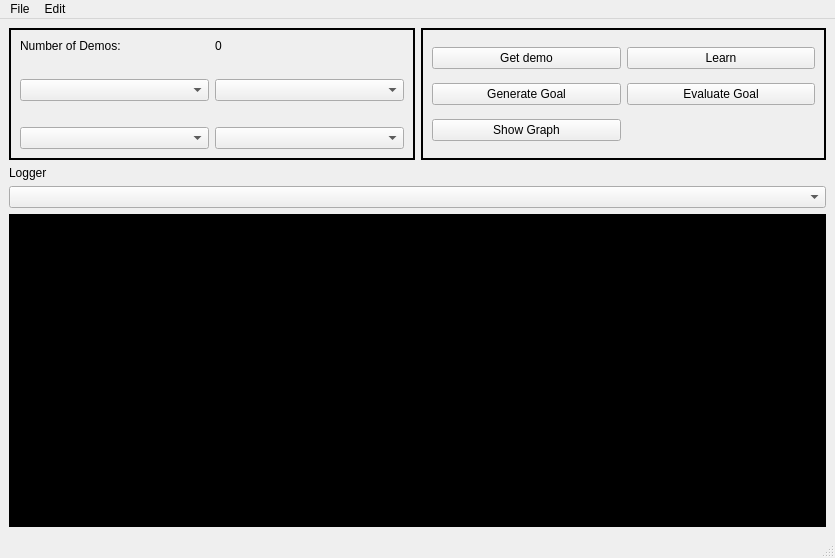
This is srp_md/src/srp_md/ui/pyqt_format.ui in fnivek/srp_md as Qt 5 draws it before an edit. The edited form follows.
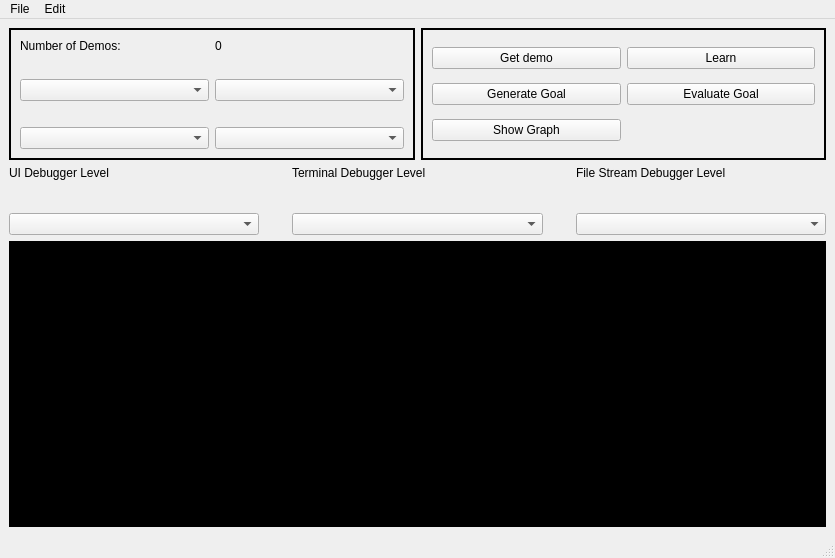
This is the edited form.

Commit message: LOG: Add two other combo boxes for debugger level to UI

```diff
--- a/srp_md/src/srp_md/ui/pyqt_format.ui
+++ b/srp_md/src/srp_md/ui/pyqt_format.ui
@@ -153,16 +153,55 @@
      </widget>
     </item>
     <item row="1" column="0" colspan="2">
-     <layout class="QVBoxLayout" name="loggerLayout" stretch="0,0,0">
+     <layout class="QVBoxLayout" name="loggerLayout" stretch="0,0">
       <item>
-       <widget class="QLabel" name="loggerLabel">
-        <property name="text">
-         <string>Logger</string>
+       <layout class="QHBoxLayout" name="horizontalLayout">
+        <property name="spacing">
+         <number>33</number>
         </property>
-       </widget>
-      </item>
-      <item>
-       <widget class="QComboBox" name="guiLogFormatComboBox"/>
+        <item>
+         <layout class="QVBoxLayout" name="verticalLayout">
+          <item>
+           <widget class="QLabel" name="label">
+            <property name="text">
+             <string>UI Debugger Level</string>
+            </property>
+           </widget>
+          </item>
+          <item>
+           <widget class="QComboBox" name="guiLogFormatComboBox"/>
+          </item>
+         </layout>
+        </item>
+        <item>
+         <layout class="QVBoxLayout" name="verticalLayout_4">
+          <item>
+           <widget class="QLabel" name="label_2">
+            <property name="text">
+             <string>Terminal Debugger Level</string>
+            </property>
+           </widget>
+          </item>
+          <item>
+           <widget class="QComboBox" name="terminalLogFormatComboBox"/>
+          </item>
+         </layout>
+        </item>
+        <item>
+         <layout class="QVBoxLayout" name="verticalLayout_3">
+          <item>
+           <widget class="QLabel" name="label_3">
+            <property name="text">
+             <string>File Stream Debugger Level</string>
+            </property>
+           </widget>
+          </item>
+          <item>
+           <widget class="QComboBox" name="fileLogFormatComboBox"/>
+          </item>
+         </layout>
+        </item>
+       </layout>
       </item>
       <item>
        <widget class="QTextEdit" name="loggerText">
```
